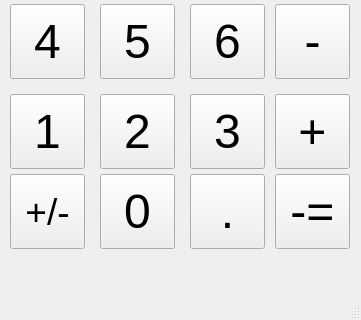
This is calc.ui in NahidePinarDemiriz/pyqt-designer-tutorial as Qt 5 draws it before an edit; both pictures show x 0 to 361 and y 276 to 596 of the 361 by 596 pixel window. The edited form follows.
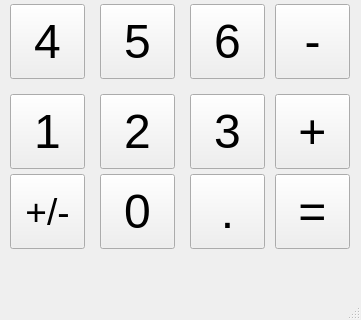
This is the edited form.

Commit message: Toolbars and menus with PyQt5.

```diff
--- a/calc.ui
+++ b/calc.ui
@@ -404,7 +404,7 @@
      </font>
     </property>
     <property name="text">
-     <string>-=</string>
+     <string>=</string>
     </property>
    </widget>
   </widget>
```
The commit also changes 2 other files.
